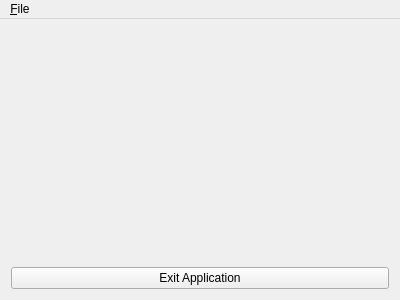
Before: the Qt Designer form qtworkshop/qtworkshop.ui in maeberli/GitWorkshop, drawn with Qt 5.
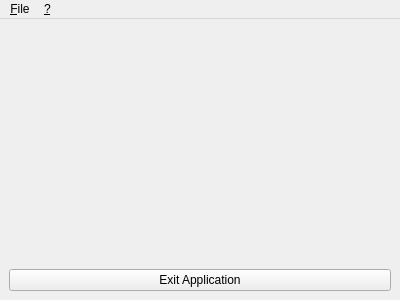
After: the same form once the commit is applied.

Commit message: Add About Dialog with contributor mention.

Patch:
```diff
--- a/qtworkshop/qtworkshop.ui
+++ b/qtworkshop/qtworkshop.ui
@@ -52,7 +52,14 @@
     </property>
     <addaction name="actionExit"/>
    </widget>
+   <widget class="QMenu" name="menuHelp">
+    <property name="title">
+     <string>&amp;?</string>
+    </property>
+    <addaction name="actionAbout"/>
+   </widget>
    <addaction name="menuFile"/>
+   <addaction name="menuHelp"/>
   </widget>
   <action name="actionExit">
    <property name="text">
@@ -66,7 +73,6 @@
    </property>
   </action>
  </widget>
- <layoutdefault spacing="6" margin="11"/>
  <resources/>
  <connections/>
 </ui>
```
Left out of the diff: 8 changed lines with no effect on the pictures. The commit also changes 2 other files.
